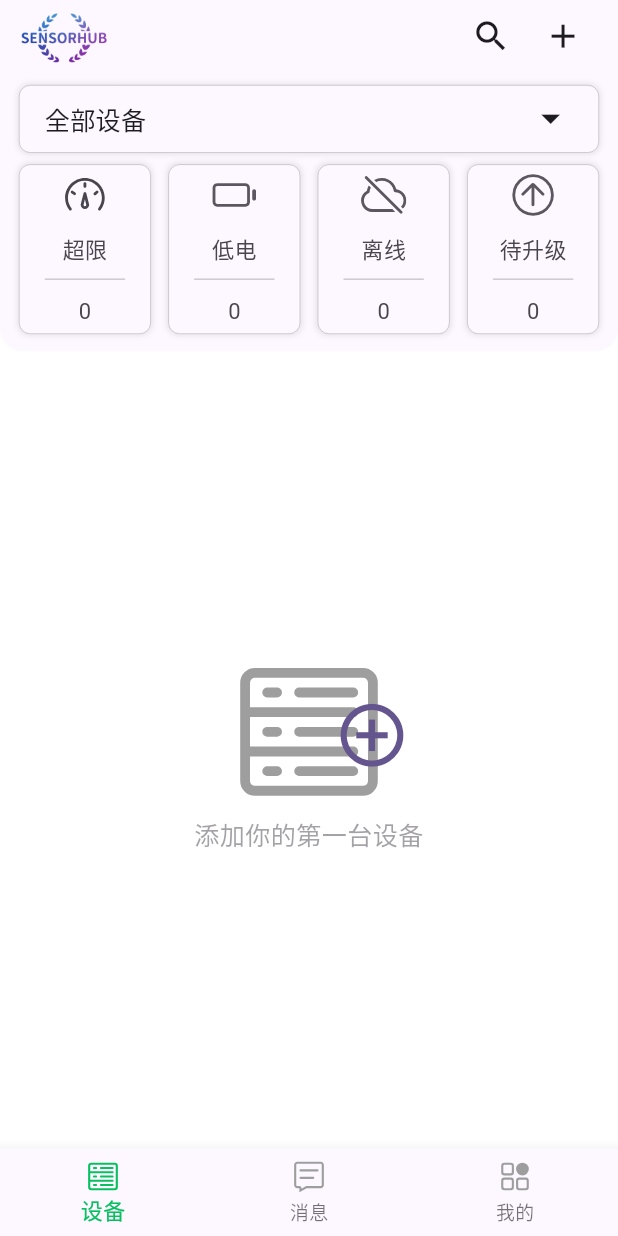
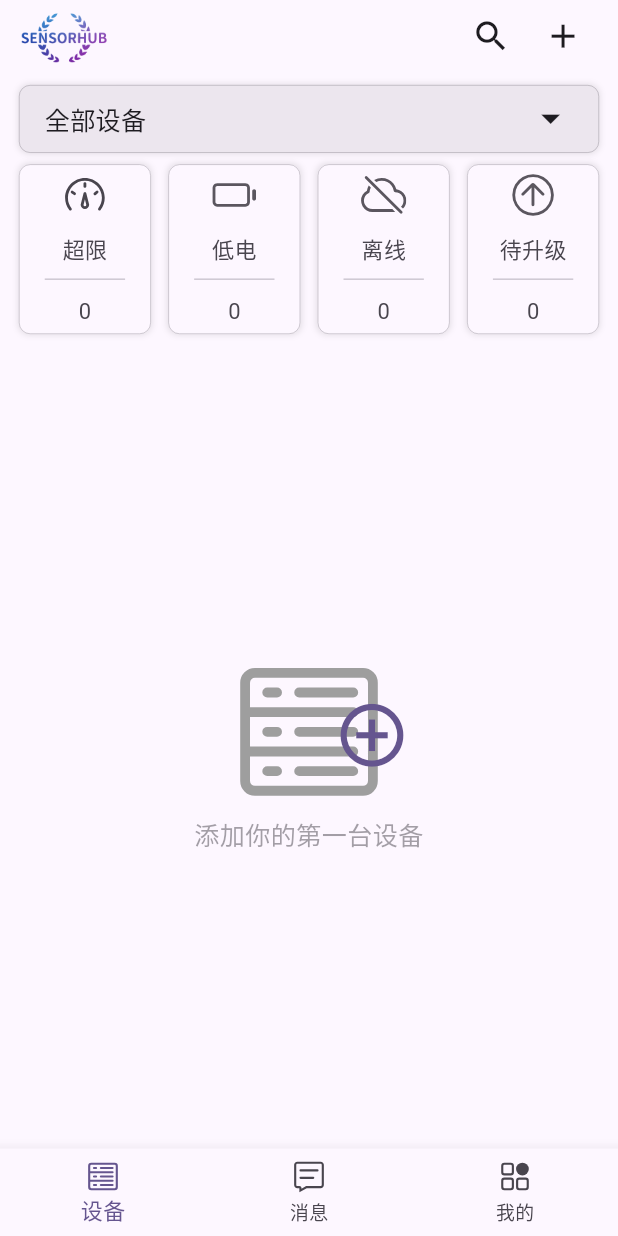
Before and after one commit to lyxiiin/SensorHub, a Flutter app: the screen it shows after launch, on a phone screen of 412 x 824 dp. Run offline on Flutter 3.47's test engine with Material 3 defaults, Android fonts, the phone set to English and light mode, and no system bars; drawn by our look-alikes of oktoast; our stand-ins replace flutter_screenutil, flutter_svg.

Commit message:
style:全局应用主题色

```diff
--- a/lib/ui/device/widgets/device_screen.dart
+++ b/lib/ui/device/widgets/device_screen.dart
@@ -4,6 +4,7 @@ import 'package:flutter_screenutil/flutter_screenutil.dart';
 import 'package:flutter_svg/svg.dart';
 import 'package:provider/provider.dart';
 import 'package:sensor_hub/ui/device/view_model/device_vm.dart';
+import 'package:sensor_hub/ui/device/widgets/device_info_card.dart';
 
 class DeviceScreen extends StatefulWidget {
   const DeviceScreen({super.key});
@@ -83,29 +84,24 @@ class _DeviceScreenState extends State<DeviceScreen> {
 
   Widget _selectMenu(ColorScheme colorScheme) {
     return Consumer<DeviceVM>(builder: (context, vm, child) {
-      // 为下拉菜单区域定义合适的背景和边框色
-      final containerColor = colorScheme.surface; // 或 surfaceVariant 更柔和
-      final borderColor = colorScheme.outline.withValues(alpha: 0.5); // outline 是 M3 推荐边框色
-      final shadowColor = colorScheme.shadow.withValues(alpha: 0.1); // 柔和阴影
-
       return Container(
         padding: EdgeInsets.only(left: 16.w, right: 16.w),
         width: double.infinity,
         height: 48.h,
         alignment: Alignment.center,
         decoration: BoxDecoration(
-          color: containerColor,
+          color: colorScheme.surfaceContainerHigh,
           borderRadius: BorderRadius.circular(8.r),
           boxShadow: [
             BoxShadow(
-              color: shadowColor,
+              color: colorScheme.shadow.withValues(alpha: 0.1),
               spreadRadius: 0.5,
               blurRadius: 3,
             ),
           ],
           border: Border.all(
             width: 0.5.r,
-            color: borderColor,
+            color: colorScheme.outline.withValues(alpha: 0.5),
           ),
         ),
         child: DropdownButton<String>(
@@ -203,7 +199,6 @@ class _DeviceScreenState extends State<DeviceScreen> {
         children: [
           SvgPicture.asset(
             icon,
-            width: 32.w,
             height: 32.h,
             colorFilter: ColorFilter.mode(colorScheme.onSurfaceVariant, BlendMode.srcIn),
           ),
--- a/lib/ui/main_navigation_page.dart
+++ b/lib/ui/main_navigation_page.dart
@@ -26,11 +26,6 @@ class _MainNavigationPageState extends State<MainNavigationPage >{
     "assets/icons/icon_notifications.svg",
     "assets/icons/icon_profile.svg",
   ];
-  // final List<String> tabActiveIcons = [
-  //   "assets/icons/icon_device.png",
-  //   "assets/icons/icon_notifications.png",
-  //   "assets/icons/icon_profile.png",
-  // ];
   @override
   void initState() {
     super.initState();
@@ -43,17 +38,23 @@ class _MainNavigationPageState extends State<MainNavigationPage >{
   }
   @override
   Widget build(BuildContext context) {
+    final theme = Theme.of(context);
+    final colorScheme = theme.colorScheme;
     return Scaffold(
       appBar: null,
+      // primary: false, //顶部延申
+      backgroundColor: colorScheme.surface,
       body: IndexedStack(index: _currentIndex,children: tabItems,),
       bottomNavigationBar: BottomNavigationBar(
+        backgroundColor: colorScheme.surface,
         iconSize: 24.r,
         selectedFontSize: 14.sp,
         unselectedFontSize: 12.sp,
-        selectedItemColor: Color(0xFF07C160),
+        selectedItemColor: colorScheme.primary,
+        unselectedItemColor: colorScheme.onSurfaceVariant,
         type: BottomNavigationBarType.fixed,
         currentIndex: _currentIndex,
-        items: _barItemList(),
+        items: _barItemList(colorScheme),
         onTap: (index){
           if(_currentIndex == index){
             return;
@@ -64,8 +65,7 @@ class _MainNavigationPageState extends State<MainNavigationPage >{
       ),
     );
   }
-
-  List<BottomNavigationBarItem> _barItemList(){
+  List<BottomNavigationBarItem> _barItemList(ColorScheme colorScheme){
     List<BottomNavigationBarItem> items = [];
     for(var i = 0; i < tabItems.length;i++){
       items.add(
@@ -75,13 +75,14 @@ class _MainNavigationPageState extends State<MainNavigationPage >{
                   tabIcons[i],
                   width: 24.r,
                   height: 24.r,
-                  colorFilter: ColorFilter.mode(Color(0xFF07C160), BlendMode.srcIn),
+                  colorFilter: ColorFilter.mode(colorScheme.primary, BlendMode.srcIn),
                 );
               }),
               icon: SvgPicture.asset(
                 tabIcons[i],
                 width: 24.r,
                 height: 24.r,
+                colorFilter: ColorFilter.mode(colorScheme.onSurfaceVariant, BlendMode.srcIn),
               ),
               label: tabLabels[i]
           )
```
